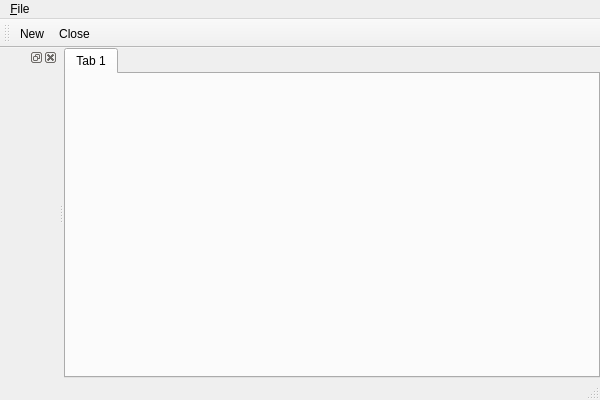
vivisuke/viMarkdown, file viMarkdown/viMarkdown/MainWindow.ui: the form before one commit.
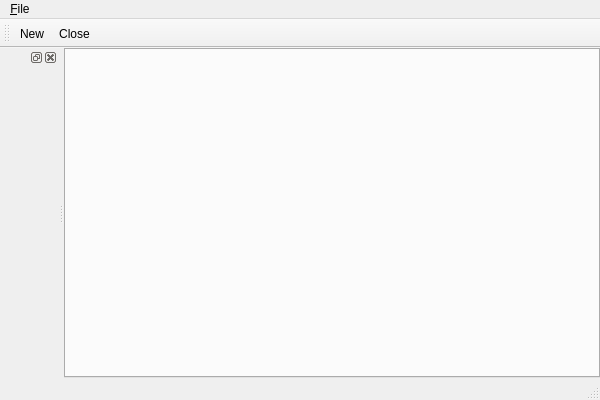
The form after the commit. Icons and pictures are not drawn.

What changed in the file:
```diff
--- a/viMarkdown/viMarkdown/MainWindow.ui
+++ b/viMarkdown/viMarkdown/MainWindow.ui
@@ -32,11 +32,6 @@
       <property name="currentIndex">
        <number>0</number>
       </property>
-      <widget class="QWidget" name="tab">
-       <attribute name="title">
-        <string>Tab 1</string>
-       </attribute>
-      </widget>
      </widget>
     </item>
    </layout>
```
Left out of the diff: 2 changed lines with no effect on the pictures.
